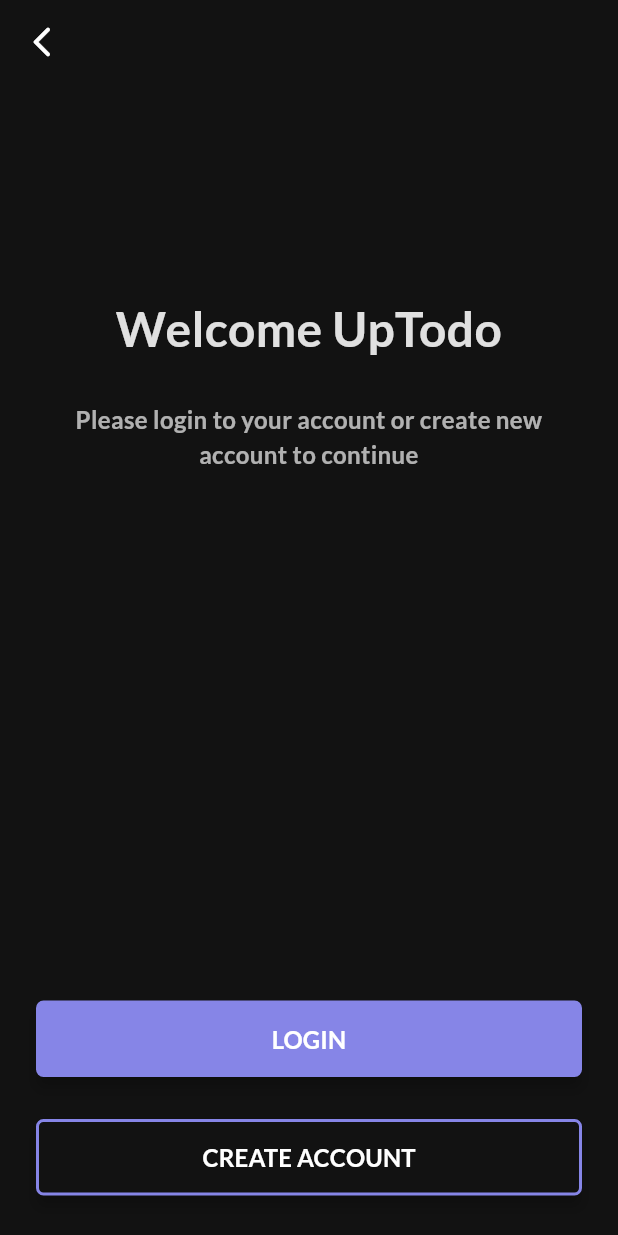
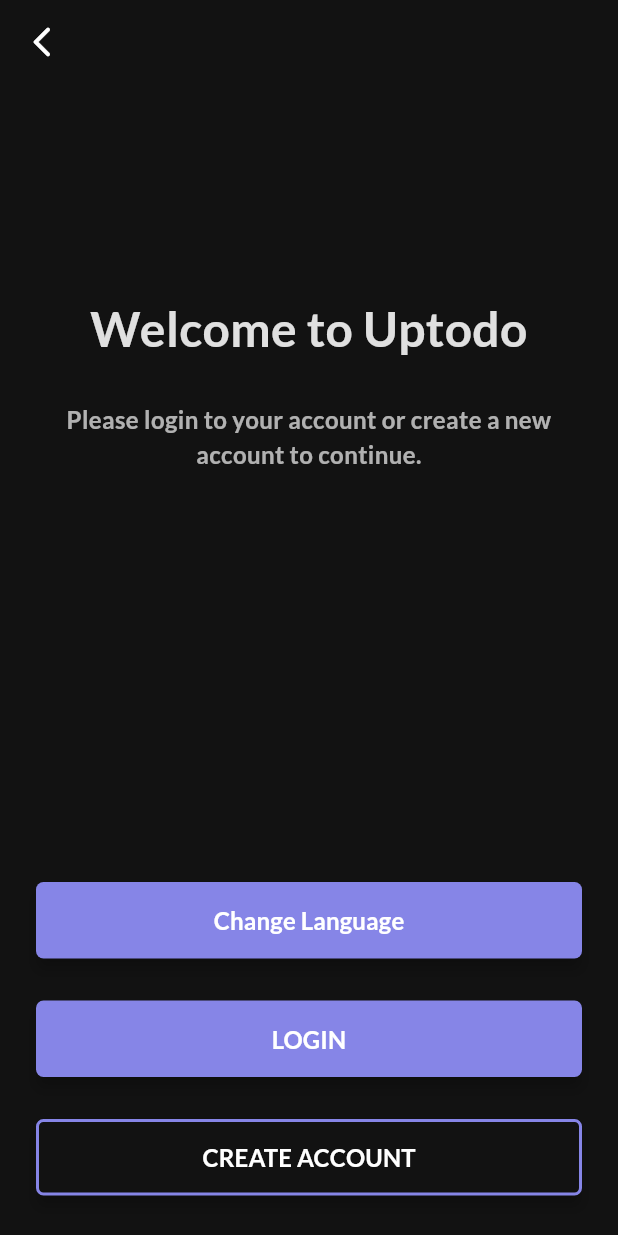
Before and after one commit to nguyenquan12/todo_list_app, a Flutter app: the WelcomeScreen screen opened directly, on a phone screen of 412 x 824 dp. Run offline on Flutter 3.47's test engine with Material 3 defaults, Android fonts, the phone set to English and light mode, and no system bars; drawn by our look-alikes of nb_utils; our stand-ins replace easy_localization, google_fonts.

Commit message:
Add Easy Localization for language switching in Flutter

```diff
--- /dev/null
+++ b/assets/translations/en.json
@@ -0,0 +1,4 @@
+{
+    "welcome_title": "Welcome to Uptodo",
+    "welcome_desc": "Please login to your account or create a new account to continue."
+}
--- /dev/null
+++ b/assets/translations/vi.json
@@ -0,0 +1,4 @@
+{
+    "welcome_title": "Chào mừng đến với Uptodo",
+    "welcome_desc": "Vui lòng đăng nhập vào tài khoản của bạn hoặc tạo tài khoản mới để tiếp tục."
+}
--- a/lib/ui/intro/start_screen/welcome_screen.dart
+++ b/lib/ui/intro/start_screen/welcome_screen.dart
@@ -1,3 +1,4 @@
+import 'package:easy_localization/easy_localization.dart';
 import 'package:flutter/material.dart';
 import 'package:nb_utils/nb_utils.dart';
 import 'package:todo_list_app/components/widget.dart';
@@ -35,11 +36,12 @@ class _WelcomeScreenState extends State<WelcomeScreen> {
               mainAxisAlignment:
                   MainAxisAlignment.spaceBetween, // Replace Spacer
               children: [
-                _buildWelcomeTextAndContent(),
+                _buildTitleAndDesc(),
                 Column(
                   children: [
-                    _buildWelcomeLoginButton(),
-                    _buildWelcomeCreateAccountButton(),
+                    _buildButtonChangeLanguage(context),
+                    _buildLoginButton(),
+                    _buildCreateAccountButton(),
                     16.height,
                   ],
                 ),
@@ -51,12 +53,12 @@ class _WelcomeScreenState extends State<WelcomeScreen> {
     );
   }
 
-  Widget _buildWelcomeTextAndContent() {
+  Widget _buildTitleAndDesc() {
     return Column(
       children: [
         Vertical_large,
         Text(
-          'Welcome UpTodo',
+          "welcome_title".tr(),
           style: boldTextStyle(
             size: 32,
             color: whiteColor.withValues(alpha: 0.87),
@@ -68,7 +70,7 @@ class _WelcomeScreenState extends State<WelcomeScreen> {
         Padding(
           padding: const EdgeInsets.symmetric(horizontal: 44),
           child: Text(
-            'Please login to your account or create new account to continue',
+            "welcome_desc".tr(),
             style: boldTextStyle(
               size: 16,
               color: whiteColor.withValues(alpha: 0.67),
@@ -80,22 +82,48 @@ class _WelcomeScreenState extends State<WelcomeScreen> {
     );
   }
 
-  Widget _buildWelcomeLoginButton() {
+  Widget _buildButtonChangeLanguage(BuildContext context) {
     return AppButton(
       width: context.width() - 48,
-      text: 'LOGIN',
+      text: 'Change Language',
       textStyle: boldTextStyle(size: 16, color: whiteColor),
       color: primaryButtonColor,
       shapeBorder: RoundedRectangleBorder(
         borderRadius: BorderRadius.circular(5),
       ),
       onTap: () {
-        LoginScreen().launch(context);
+        // Lấy ra locale hiện tại
+        final currentLocale = context.locale.toString();
+        if (currentLocale == 'en') {
+          // Nếu locale hiện tại là tiếng Anh, chuyển sang tiếng Việt
+          context.setLocale(Locale('vi'));
+        } else {
+          // Ngược lại, chuyển sang tiếng Anh
+          context.setLocale(Locale('en'));
+        }
       },
     );
   }
 
-  Widget _buildWelcomeCreateAccountButton() {
+  Widget _buildLoginButton() {
+    return Padding(
+      padding: const EdgeInsets.only(top: 28),
+      child: AppButton(
+        width: context.width() - 48,
+        text: 'LOGIN',
+        textStyle: boldTextStyle(size: 16, color: whiteColor),
+        color: primaryButtonColor,
+        shapeBorder: RoundedRectangleBorder(
+          borderRadius: BorderRadius.circular(5),
+        ),
+        onTap: () {
+          LoginScreen().launch(context);
+        },
+      ),
+    );
+  }
+
+  Widget _buildCreateAccountButton() {
     return Padding(
       padding: const EdgeInsets.only(top: 28, bottom: 67),
       child: AppButton(
--- a/pubspec.yaml
+++ b/pubspec.yaml
@@ -32,6 +32,7 @@ flutter:
   # To add assets to your application, add an assets section, like this:
   assets:
     - assets/images/
+    - assets/translations/
     - assets/icons/
     - assets/icons/gifs/
 
```
Also changed, not shown: lib/main.dart (+17 -4 lines).
